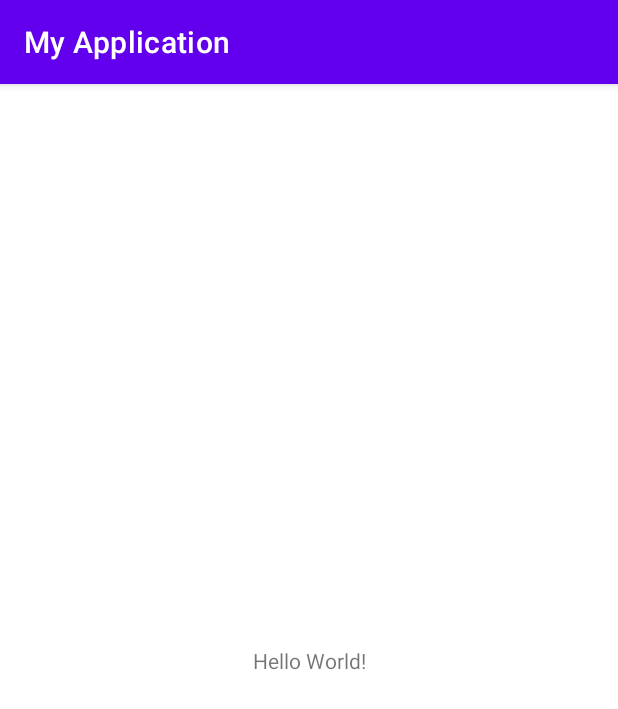
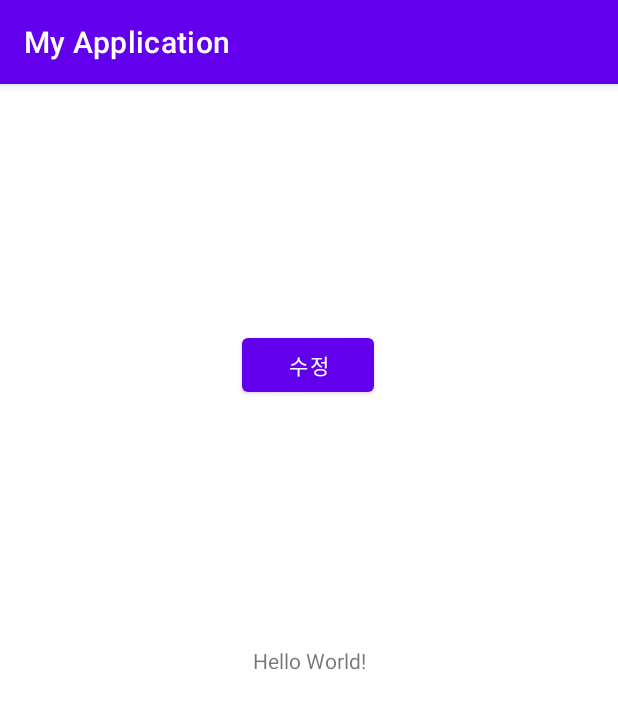
Before and after one commit to heojuseon/Android, an Android app: the screen it shows after launch (MainActivity), on a phone screen of 412 x 824 dp. Shown: the top 709 px of the screen. Run offline under Robolectric (Android 15) with nearby library versions, the phone set to English and light mode, and no system bars.

Commit message:
Update activity_main.xml

```diff
--- a/MyApplication/app/src/main/res/layout/activity_main.xml
+++ b/MyApplication/app/src/main/res/layout/activity_main.xml
@@ -7,6 +7,7 @@
     tools:context=".MainActivity">
 
     <TextView
+        android:id="@+id/textView"
         android:layout_width="wrap_content"
         android:layout_height="wrap_content"
         android:text="Hello World!"
@@ -15,4 +16,14 @@
         app:layout_constraintRight_toRightOf="parent"
         app:layout_constraintTop_toTopOf="parent" />
 
+    <Button
+        android:layout_width="wrap_content"
+        android:layout_height="wrap_content"
+        android:text="수정"
+        app:layout_constraintBottom_toTopOf="@+id/textView"
+        app:layout_constraintEnd_toEndOf="parent"
+        app:layout_constraintHorizontal_bias="0.498"
+        app:layout_constraintStart_toStartOf="parent"
+        app:layout_constraintTop_toTopOf="parent" />
+
 </androidx.constraintlayout.widget.ConstraintLayout>
```
